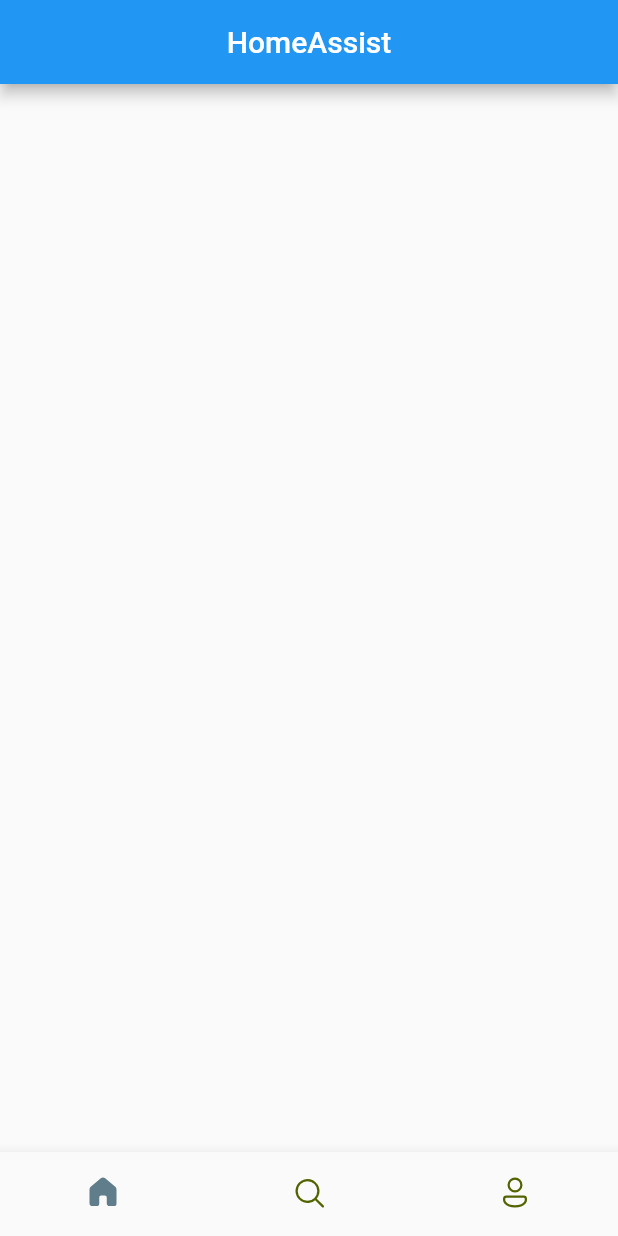
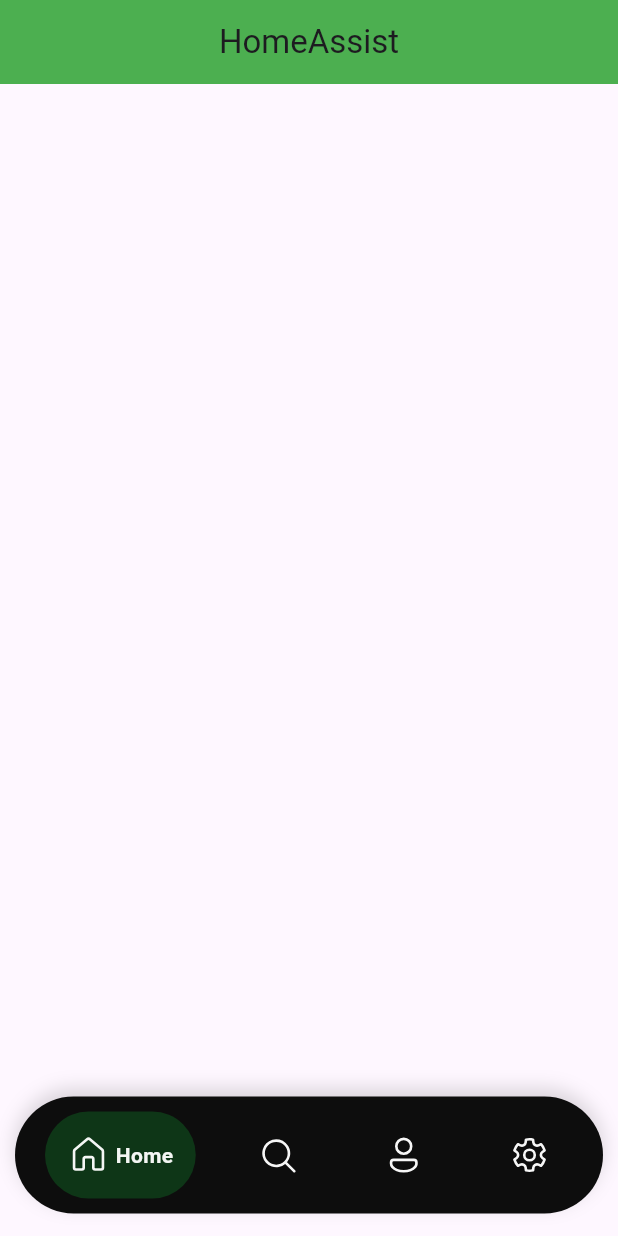
Before and after one commit to monishshriyan/home-assist, a Flutter app: the screen it shows after launch, on a phone screen of 412 x 824 dp. Run offline on Flutter 3.47's test engine with Material 3 defaults, Android fonts, the phone set to English and light mode, and no system bars; drawn by our look-alikes of google_nav_bar; our stand-ins replace fluentui_icons.

Commit message:
added google_nav_bar dependency and revamped bottom nav bar

```diff
--- a/lib/base/bottom_nav_bar.dart
+++ b/lib/base/bottom_nav_bar.dart
@@ -1,5 +1,6 @@
 import 'package:fluentui_icons/fluentui_icons.dart';
 import 'package:flutter/material.dart';
+import 'package:google_nav_bar/google_nav_bar.dart';
 
 class BottomNavBar extends StatefulWidget {
   const BottomNavBar({super.key});
@@ -13,30 +14,56 @@ class _BottomNavBarState extends State<BottomNavBar> {
 
   @override
   Widget build(BuildContext context) {
-    ThemeData(useMaterial3: true);
     return Scaffold(
       appBar: AppBar(
+        backgroundColor: Colors.green,
         title: const Center(child: Text("HomeAssist")),
       ),
-      bottomNavigationBar: BottomNavigationBar(
-        selectedItemColor: Colors.blueGrey,
-        unselectedItemColor: const Color(0xFF526400),
-        showSelectedLabels: false,
-        showUnselectedLabels: false,
-        items: const [
-          BottomNavigationBarItem(
-              icon: Icon(FluentSystemIcons.ic_fluent_home_regular),
-              activeIcon: Icon(FluentSystemIcons.ic_fluent_home_filled),
-              label: "Home"),
-          BottomNavigationBarItem(
-              icon: Icon(FluentSystemIcons.ic_fluent_search_regular),
-              activeIcon: Icon(FluentSystemIcons.ic_fluent_search_filled),
-              label: "Search"),
-          BottomNavigationBarItem(
-              icon: Icon(FluentSystemIcons.ic_fluent_person_regular),
-              activeIcon: Icon(FluentSystemIcons.ic_fluent_person_filled),
-              label: "Settings")
-        ],
+      bottomNavigationBar: Container(
+        margin: const EdgeInsets.only(bottom: 15, left: 10, right: 10),
+        /* color: const Color.fromARGB(255, 13, 13, 13) */
+        decoration: const BoxDecoration(
+          color: Color.fromARGB(255, 13, 13, 13),
+          borderRadius: BorderRadius.all(Radius.circular(50)),
+          boxShadow: [
+            BoxShadow(
+              color: Color.fromARGB(37, 0, 0, 0),
+              spreadRadius: 0,
+              blurRadius: 10,
+              offset: Offset(0, -5), // Add this
+            ),
+          ],
+        ), // Add this),
+
+        child: const Padding(
+          padding: EdgeInsets.symmetric(horizontal: 20, vertical: 10),
+          child: GNav(
+              backgroundColor: Color.fromARGB(255, 13, 13, 13),
+              color: Color.fromARGB(246, 255, 255, 255),
+              activeColor: Color.fromARGB(243, 255, 255, 255),
+              tabBackgroundColor: Color.fromARGB(47, 18, 234, 65),
+              gap: 4,
+              duration: Duration(milliseconds: 200),
+              iconSize: 28,
+              padding: EdgeInsets.all(15),
+              haptic: true,
+              curve: Curves.easeInExpo,
+              tabs: [
+                GButton(
+                  icon: FluentSystemIcons.ic_fluent_home_regular,
+                  text: 'Home',
+                ),
+                GButton(
+                    icon: FluentSystemIcons.ic_fluent_search_regular,
+                    text: 'Search'),
+                GButton(
+                    icon: FluentSystemIcons.ic_fluent_person_regular,
+                    text: 'Account'),
+                GButton(
+                    icon: FluentSystemIcons.ic_fluent_settings_regular,
+                    text: 'Settings')
+              ]),
+        ),
       ),
     );
   }
--- a/lib/main.dart
+++ b/lib/main.dart
@@ -12,7 +12,7 @@
   Widget build(BuildContext context) {
     return MaterialApp(
         title: 'HomeAssist',
-        theme: ThemeData(useMaterial3: false),
+        theme: ThemeData(useMaterial3: true),
         home: const BottomNavBar());
   }
 }
--- a/pubspec.yaml
+++ b/pubspec.yaml
@@ -36,6 +36,8 @@ dependencies:
   cupertino_icons: ^1.0.6
   flutter_svg: ^2.0.10+1
   fluentui_icons: ^1.0.0
+  crystal_navigation_bar: ^1.0.0
+  google_nav_bar: ^5.0.6
 
 dev_dependencies:
   flutter_test:
```
Also changed, not shown: pubspec.lock.
